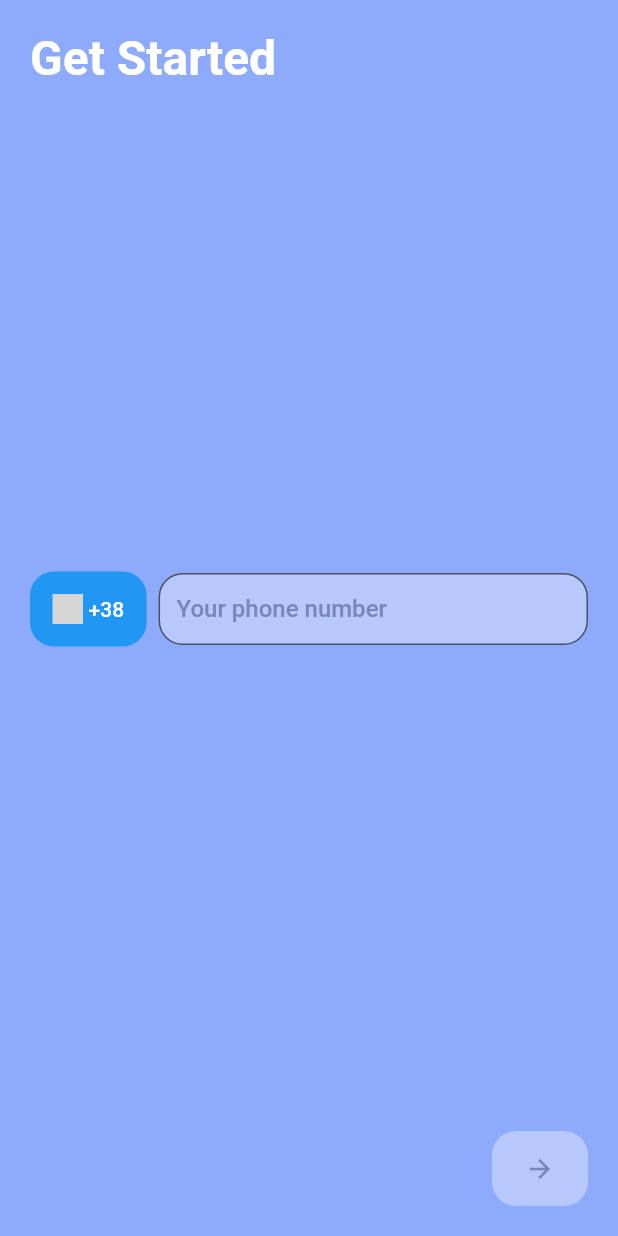
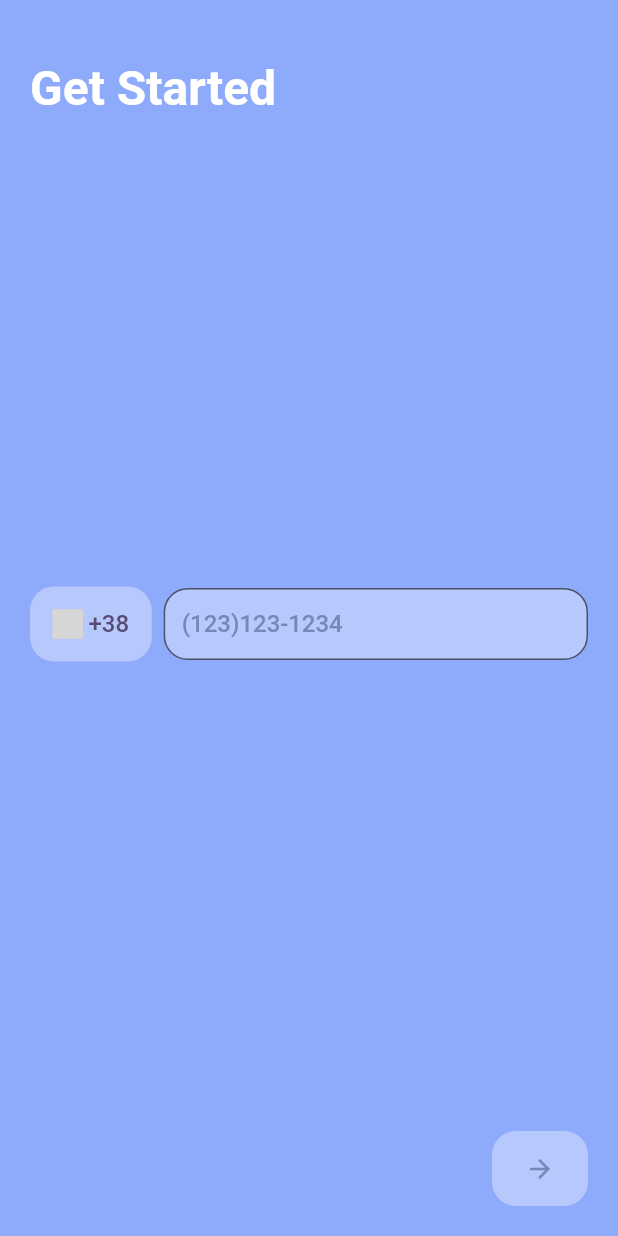
Before and after one commit to NataliyaKoval/flutter_phone, a Flutter app: the screen it shows after launch, on a phone screen of 412 x 824 dp. Run offline on Flutter 3.47's test engine with Material 2 defaults, Android fonts, the phone set to English and light mode, and no system bars; our stand-ins replace flutter_svg, mask_text_input_formatter; network calls fail; grey boxes are pictures that could not be loaded.

Commit message:
Correct styles

```diff
--- a/lib/consts/app_colors.dart
+++ b/lib/consts/app_colors.dart
@@ -4,5 +4,7 @@ class AppColors {
 static const Color white = Colors.white;
 static const Color blue = Color(0xff8EAAFB);
 static const Color lightBlue = Color.fromRGBO(244, 245, 255, 0.4);
+static const Color buttonTextColor = Color(0xff594C74);
+static const Color hintColor = Color(0xff7886B8);
 
 }
--- a/lib/screens/home.dart
+++ b/lib/screens/home.dart
@@ -39,7 +39,7 @@ class _HomeState extends State<Home> {
       backgroundColor: Theme.of(context).backgroundColor,
       body: SafeArea(
         child: Padding(
-          padding: const EdgeInsets.all(20.0),
+          padding: const EdgeInsets.only(top: 40.0, bottom: 20.0, left: 20.0, right: 20.0),
           child: Column(
             mainAxisAlignment: MainAxisAlignment.spaceBetween,
             crossAxisAlignment: CrossAxisAlignment.start,
@@ -51,6 +51,9 @@ class _HomeState extends State<Home> {
               Row(
                 children: [
                   ElevatedButton(
+                    style: ButtonStyle(
+                        backgroundColor: MaterialStateProperty.all<Color>(AppColors.lightBlue),
+                    ),
                     onPressed: () {
                       showModalBottomSheet(
                         context: context,
@@ -74,7 +77,7 @@ class _HomeState extends State<Home> {
                         const SizedBox(
                           width: 4,
                         ),
-                        Text(currentCountry.callingCode),
+                        Text(currentCountry.callingCode, style: Theme.of(context).textTheme.button),
                       ],
                     ),
                   ),
@@ -85,8 +88,9 @@ class _HomeState extends State<Home> {
                     child: TextField(
                       keyboardType: TextInputType.number,
                       onChanged: checkPhoneLength,
+                      style: Theme.of(context).textTheme.button,
                       decoration: const InputDecoration(
-                        hintText: 'Your phone number',
+                        hintText: '(123)123-1234',
                       ),
                       inputFormatters: [maskFormatter],
                     ),
@@ -103,7 +107,7 @@ class _HomeState extends State<Home> {
                           : AppColors.lightBlue,
                     ),
                   ),
-                  onPressed: isNextButtonActive ? () {} : null,
+                  onPressed: isNextButtonActive ? saySomething : null,
                   child: const Icon(
                     Icons.arrow_forward,
                     size: 20.0,
@@ -129,4 +133,8 @@ class _HomeState extends State<Home> {
       });
     }
   }
+
+  void saySomething() {
+    print('I was pressed!');
+  }
 }
--- a/lib/themes/app_theme.dart
+++ b/lib/themes/app_theme.dart
@@ -5,6 +5,7 @@ import '../consts/app_colors.dart';
 class AppTheme {
   ThemeData lightTheme = ThemeData(
     backgroundColor: AppColors.blue,
+
     elevatedButtonTheme: ElevatedButtonThemeData(
       style: ButtonStyle(
         padding: MaterialStateProperty.all<EdgeInsetsGeometry>(
@@ -23,7 +24,7 @@ class AppTheme {
       ),
     ),
     inputDecorationTheme: InputDecorationTheme(
-      fillColor: const Color.fromRGBO(244, 245, 255, 0.4),
+      fillColor: AppColors.lightBlue,
       filled: true,
       contentPadding:
           const EdgeInsets.symmetric(vertical: 14.0, horizontal: 12.0),
@@ -31,7 +32,7 @@ class AppTheme {
         borderRadius: BorderRadius.circular(16.0),
       ),
       hintStyle: const TextStyle(
-        color: Color(0xff7886B8),
+        color: AppColors.hintColor,
         fontSize: 16.0,
         fontWeight: FontWeight.w500,
       ),
@@ -43,6 +44,11 @@ class AppTheme {
         fontWeight: FontWeight.w700,
         color: AppColors.white,
       ),
+      button: TextStyle(
+        color: AppColors.buttonTextColor,
+        fontSize: 16,
+        fontWeight: FontWeight.w500,
+      )
     ),
   );
 }
--- a/lib/widgets/bottom_sheet.dart
+++ b/lib/widgets/bottom_sheet.dart
@@ -1,6 +1,7 @@
 import 'package:flutter/material.dart';
 import 'package:phone/widgets/country_list_item.dart';
 
+import '../consts/app_colors.dart';
 import '../models/country.dart';
 import '../services/country_service.dart';
 
@@ -75,7 +76,7 @@ class _MyBottomSheetState extends State<MyBottomSheet> {
             alignment: Alignment.topRight,
             child: IconButton(
               onPressed: () => Navigator.pop(context),
-              icon: Icon(Icons.close),
+              icon: const Icon(Icons.close),
             ),
           ),
           Text(
@@ -87,9 +88,10 @@ class _MyBottomSheetState extends State<MyBottomSheet> {
           ),
           TextField(
             onChanged: filterCountries,
+            style: Theme.of(context).textTheme.button,
             decoration: const InputDecoration(
               hintText: 'Search',
-              prefixIcon: Icon(Icons.search),
+              prefixIcon: Icon(Icons.search, color: AppColors.buttonTextColor,),
             ),
           ),
           const SizedBox(
```
